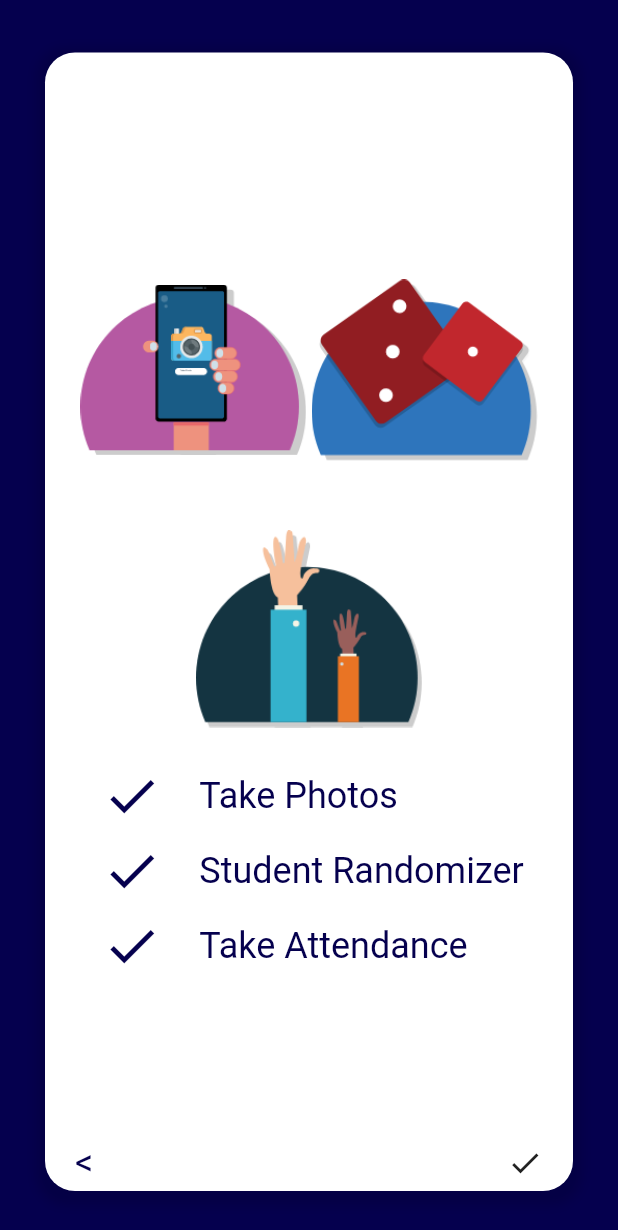
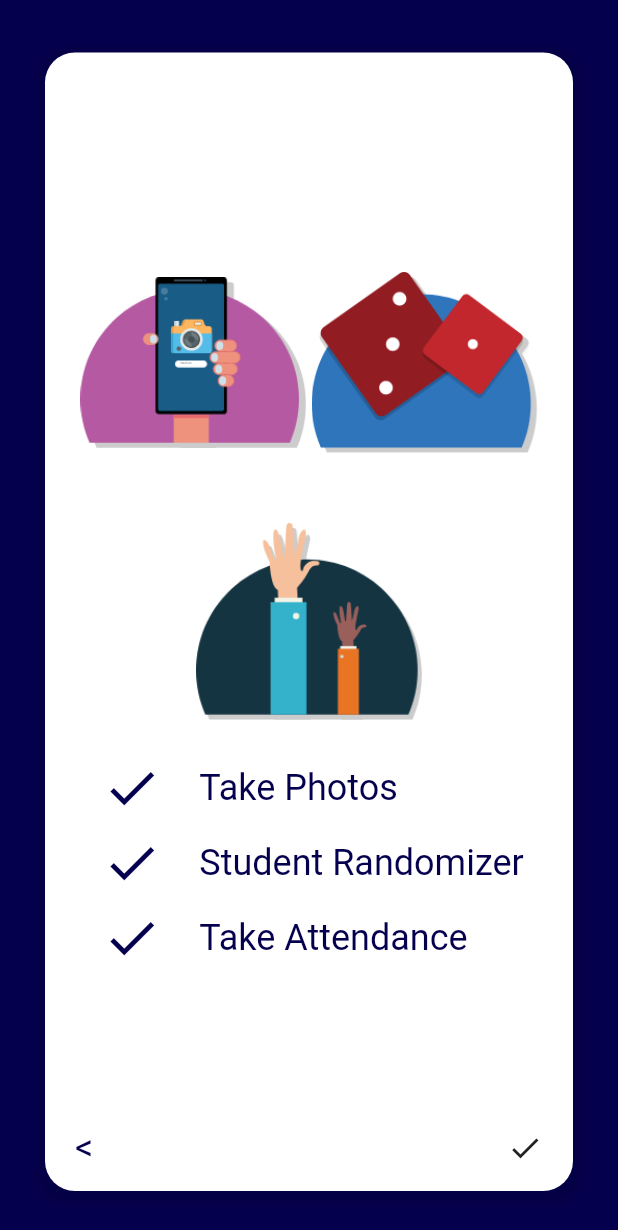
Before and after one commit to bugthedebugger/Flutter-UI-Tests, a Flutter app: the screen it shows after launch, swiped to page 4, on a phone screen of 412 x 824 dp. Shown: the top 1230 px of the screen. Run offline on Flutter 3.47's test engine with Material 2 defaults, Android fonts, the phone set to English and light mode, and no system bars.

```diff
--- a/lib/beecreative_tutorial/welcome.dart
+++ b/lib/beecreative_tutorial/welcome.dart
@@ -12,7 +12,7 @@ class WelcomePage extends StatefulWidget {
 
 class _WelcomePageState extends State<WelcomePage> {
 
-  PageController _pageController = new PageController(
+  PageController _pageController = PageController(
     initialPage: 1
   );
 
@@ -20,7 +20,7 @@ class _WelcomePageState extends State<WelcomePage> {
   Widget build(BuildContext context) {
     return PageView(
       children: <Widget>[
-        new WelcomeLayout(
+        welcomeLayout(
           AppPhotos.welcAttendance,
           "Take Attendance",
           "No longer do you need to need the traditional approach to take attendance. With the all new BC APP, you can take attendance with ease. Just tap the kids that are absent and you are good to go!",
@@ -28,7 +28,7 @@ class _WelcomePageState extends State<WelcomePage> {
           AppFontStyles().gettingStartedBodyStyle,
           AppColors.welcAttendanceColor
         ),
-        new WelcomeLayout(
+        welcomeLayout(
           AppPhotos.welcPhotos,
           "Take Pictures",
           "No longer do you need to need the traditional approach to take attendance. With the all new BC APP, you can take attendance with ease. Just tap the kids that are absent and you are good to go!",
@@ -36,7 +36,7 @@ class _WelcomePageState extends State<WelcomePage> {
           AppFontStyles().gettingStartedBodyStyle,
           AppColors.welcTakePhotosColor
         ),
-        new WelcomeLayout(
+        welcomeLayout(
           AppPhotos.welcRandomizer,
           "Randomize",
           "No longer do you need to need the traditional approach to take attendance. With the all new BC APP, you can take attendance with ease. Just tap the kids that are absent and you are good to go!",
@@ -44,7 +44,7 @@ class _WelcomePageState extends State<WelcomePage> {
           AppFontStyles().gettingStartedBodyStyle,
           AppColors.welcRandomizerColor
         ),
-        new WelcomeEnd()
+        welcomeEnd()
       ],
     );
   }
--- a/lib/beecreative_tutorial/welcome_end.dart
+++ b/lib/beecreative_tutorial/welcome_end.dart
@@ -3,9 +3,7 @@ import 'package:ui_tests/assets_repo/appphotos.dart';
 import 'package:ui_tests/assets_repo/appcolors.dart';
 import 'package:ui_tests/assets_repo/fontstyles.dart';
 
-class WelcomeEnd extends StatelessWidget {
-  @override
-  Widget build(BuildContext context) {
+Widget welcomeEnd(){
   return new Scaffold(
     backgroundColor: Color(AppColors.welcEnd),
     body: new Container(
@@ -19,7 +17,7 @@ class WelcomeEnd extends StatelessWidget {
         top: 20,
         left: 20,
         right: 20,
-          bottom: 5
+        bottom: 15
       ),
       alignment: Alignment.center,
       decoration: new BoxDecoration(
@@ -126,5 +124,3 @@ class WelcomeEnd extends StatelessWidget {
     ),
   );
 }
-
-}
--- a/lib/beecreative_tutorial/welcome_layout.dart
+++ b/lib/beecreative_tutorial/welcome_layout.dart
@@ -1,5 +1,81 @@
 import 'package:flutter/material.dart';
 
+Widget welcomeLayout(String imageSrc, String welcHeader, String welcBody,
+                     TextStyle headerStyle, TextStyle bodyStyle, int bgColor) {
+  return Scaffold(
+    backgroundColor: Color(bgColor),
+    body: new Center(
+      child: new Column(
+        mainAxisAlignment: MainAxisAlignment.center,
+        crossAxisAlignment: CrossAxisAlignment.center,
+        children: <Widget>[
+            new Container(
+              width: 172.55,
+              height: 150.61,
+              decoration: BoxDecoration(
+                image: new DecorationImage(
+                  image: ExactAssetImage(imageSrc),
+                  fit: BoxFit.contain
+                )
+              ),
+            ),
+            new Container(
+              margin: EdgeInsets.only(top: 20),
+              width: 350,
+              height: 400,
+              alignment: Alignment.topCenter,
+              padding: EdgeInsets.only(
+                top: 50,
+                bottom: 15,
+                left: 50,
+                right: 50
+              ),
+              decoration: new BoxDecoration(
+                borderRadius: BorderRadius.circular(20.0),
+                color: Colors.white,
+                boxShadow: [new BoxShadow(
+                  color: Colors.black12,
+                  blurRadius: 6.0,
+                  spreadRadius: 6.0,
+                  offset: new Offset(0.0, 3.0)
+                )],
+                shape: BoxShape.rectangle,
+              ),
+              child: new Column(
+                mainAxisAlignment: MainAxisAlignment.start,
+                crossAxisAlignment: CrossAxisAlignment.center,
+                children: <Widget>[
+                  new Text(
+                    welcHeader,
+                    style: headerStyle,
+                  ),
+                  new Container(
+                    margin: EdgeInsets.only(
+                      top: 20
+                    ),
+                    child: new Text(
+                      welcBody,
+                      style: bodyStyle,
+                      textAlign: TextAlign.center,
+                    ),
+                  ),
+                  Expanded(
+                    child: new Container(
+                      alignment: Alignment.bottomRight,
+                      child: new Text(">", style: headerStyle),
+                    ),
+                  )
+                ],
+              )
+            )
+        ],
+      )
+    ),
+  );
+
+}
+
+/*
 class WelcomeLayout extends StatelessWidget {
 
   final String imageSrc;
@@ -92,3 +168,4 @@ class WelcomeLayout extends StatelessWidget {
     );
   }
 }
+*/
```
Lines whose indentation alone changed are shown as unchanged.
